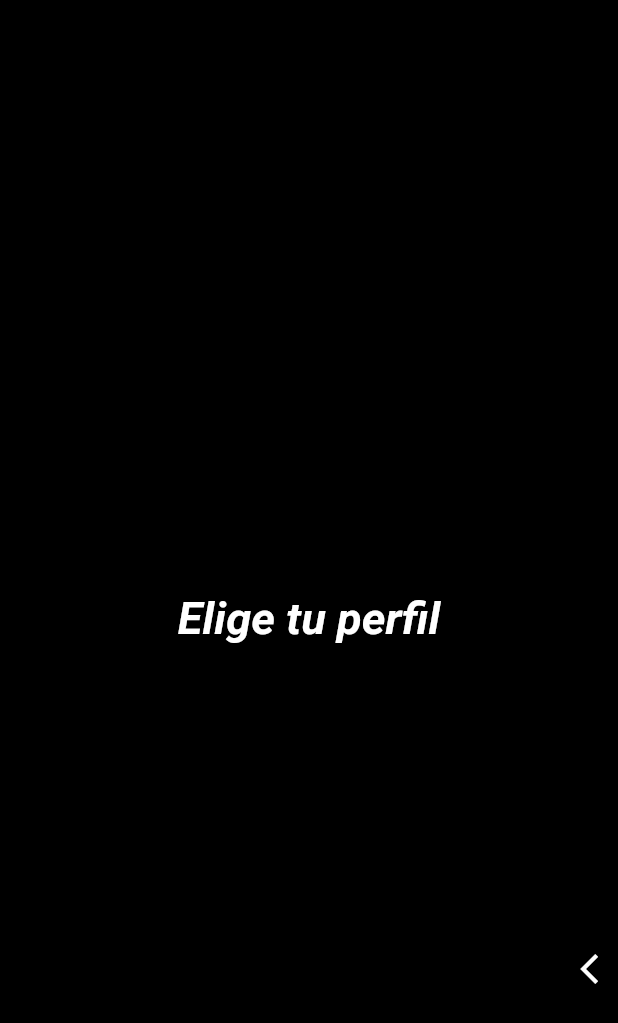
After one commit to Cunapesitos/yo-te-ayudo-front, a Flutter app: the ElegirPerfil screen opened directly, on a phone screen of 412 x 824 dp. The commit adds this screen. Shown: the top 1023 px of the screen. Run offline on Flutter 3.47's test engine with Material 2 defaults, Android fonts, the phone set to English and light mode, and no system bars; drawn by our look-alikes of getwidget, liquid_swipe; our stand-ins replace splashscreen; missing offline and left inert: circle_bottom_navigation, dart:ffi.

Commit message:
añadiendo los ultimos archivos

```diff
--- /dev/null
+++ b/lib/extras/liquidswipe.dart
@@ -0,0 +1,170 @@
+import 'package:flutter/material.dart';
+import 'package:getwidget/getwidget.dart';
+import 'package:yoteayudo/perfiles/estudiante/homeestudiante.dart';
+
+final estiloTexto = TextStyle(fontSize: 20, color: Colors.white);
+
+liquidPages(BuildContext context) {
+  final liquidPages = [
+    Container(
+      color: Colors.black,
+      child: Column(
+        mainAxisAlignment: MainAxisAlignment.spaceEvenly,
+        crossAxisAlignment: CrossAxisAlignment.start,
+        children: [
+          Padding(
+            padding: const EdgeInsets.symmetric(horizontal: 30.0),
+            child: Column(
+              crossAxisAlignment: CrossAxisAlignment.start,
+              children: <Widget>[
+                SizedBox(
+                  width: 500,
+                  height: 200,
+                  child: GFButton(
+                    elevation: 5,
+                    disabledColor: Colors.black,
+                    color: Colors.black,
+                    onPressed: () {
+
+                    },
+                    text: "Elige tu perfil",
+                    textStyle: TextStyle(
+                        fontSize: 30.0,
+                        fontWeight: FontWeight.bold,
+                        fontStyle: FontStyle.italic),
+                    fullWidthButton: true,
+                    shape: GFButtonShape.pills,
+                  ),
+                ),
+              ],
+            ),
+          )
+        ],
+      ),
+    ),
+    Container(
+      color: Colors.white,
+      child: Column(
+        mainAxisAlignment: MainAxisAlignment.spaceEvenly,
+        crossAxisAlignment: CrossAxisAlignment.start,
+        children: [
+          Padding(
+            padding: const EdgeInsets.symmetric(horizontal: 20.0),
+            child: Row(
+              mainAxisAlignment: MainAxisAlignment.center,
+              children: <Widget>[
+                Text(
+                  "Perfil de Estudiante",
+                  style: TextStyle(
+                      color: Colors.black,
+                      fontSize: 24.0,
+                      fontWeight: FontWeight.bold,
+                      fontStyle: FontStyle.italic),
+                ),
+              ],
+            ),
+          ),
+          Container(
+            alignment: Alignment.center,
+            child: Image.asset("assets/estudiantes.png", fit: BoxFit.cover),
+          ),
+          Padding(
+            padding: const EdgeInsets.symmetric(horizontal: 30.0),
+            child: Column(
+              crossAxisAlignment: CrossAxisAlignment.start,
+              children: <Widget>[
+                SizedBox(
+                  width: 500,
+                  height: 70,
+                  child: GFButton(
+                    elevation: 5,
+                    disabledColor: Colors.black,
+                    color: Colors.black,
+                    onPressed: () {
+                      Navigator.push(
+                        context,
+                        MaterialPageRoute(builder: (context) =>HomeEstudiante()),
+                      );
+                    },
+                    text: "Ingresar",
+                    textStyle: TextStyle(
+                      color:Colors.white,
+                        fontSize: 20.0,
+                        fontWeight: FontWeight.bold,
+                        fontStyle: FontStyle.italic),
+                    fullWidthButton: true,
+                    shape: GFButtonShape.pills,
+                  ),
+                ),
+              ],
+            ),
+          )
+        ],
+      ),
+    ),
+    Container(
+      color: Colors.black,
+      child: Column(
+        mainAxisAlignment: MainAxisAlignment.spaceEvenly,
+        crossAxisAlignment: CrossAxisAlignment.start,
+        children: [
+          Padding(
+            padding: const EdgeInsets.symmetric(horizontal: 20.0),
+            child: Row(
+              mainAxisAlignment: MainAxisAlignment.center,
+              children: <Widget>[
+                Text(
+                  "Perfil de Auxiliar",
+                  style: TextStyle(
+                      color: Colors.white,
+                      fontSize: 24.0,
+                      fontWeight: FontWeight.bold,
+                      fontStyle: FontStyle.italic),
+                ),
+              ],
+            ),
+          ),
+          Container(
+            alignment: Alignment.center,
+            child: Image.asset("assets/auxiliar.png", fit: BoxFit.cover),
+          ),
+          Padding(
+            padding: const EdgeInsets.symmetric(horizontal: 30.0),
+            child: Column(
+              crossAxisAlignment: CrossAxisAlignment.start,
+              children: <Widget>[
+                SizedBox(
+                  width: 500,
+                  height: 70,
+                  child: GFButton(
+                    elevation: 5,
+                    disabledColor: Colors.white,
+                    color: Colors.white,
+                    onPressed: () {
+                      Navigator.push(
+                        context,
+                        MaterialPageRoute(
+                          //este navigator es para la ruta//
+                          builder: (context) => null,
+                        ),
+                      );
+                    },
+                    text: "Ingresar",
+                    textStyle: TextStyle(
+                      color:Colors.black,
+                        fontSize: 20.0,
+                        fontWeight: FontWeight.bold,
+                        fontStyle: FontStyle.italic),
+                    fullWidthButton: true,
+                    shape: GFButtonShape.pills,
+                  ),
+                ),
+              ],
+            ),
+          )
+        ],
+      ),
+    )
+  ];
+  return liquidPages;
+}
--- /dev/null
+++ b/lib/perfiles/elegirperfil.dart
@@ -0,0 +1,37 @@
+import 'package:flutter/material.dart';
+import 'package:liquid_swipe/liquid_swipe.dart';
+import 'package:yoteayudo/extras/liquidswipe.dart';
+
+ class ElegirPerfil extends StatefulWidget {
+   @override
+   _ElegirPerfilState createState() => _ElegirPerfilState();
+ }
+
+ class _ElegirPerfilState extends State<ElegirPerfil> {
+   @override
+   Widget build(BuildContext context) {
+     return Scaffold(
+       body: SafeArea(
+         child: LiquidSwipe(
+           pages: liquidPages(context),
+           fullTransitionValue: 300,
+           slideIconWidget: Icon(Icons.arrow_back_ios,color:Colors.white),
+           enableLoop: true,
+           enableSlideIcon: true,
+           positionSlideIcon: 0.8,
+           waveType: WaveType.circularReveal,
+           onPageChangeCallback: (page)=> pageChangeCallback(page),
+           currentUpdateTypeCallback: (updateType)=>updateTypeCallback(updateType),
+         ),
+       ),
+     );
+   }
+   pageChangeCallback(int page) {
+    print(page);
+  }
+
+  updateTypeCallback(UpdateType updateType){
+    print(updateType);
+
+  }
+ }
--- a/lib/perfiles/pages/inicio.dart
+++ b/lib/perfiles/pages/inicio.dart
@@ -12,7 +12,7 @@ class _InicioEstudianteState extends State<InicioEstudiante> {
   @override
   Widget build(BuildContext context) {
     return Scaffold(
-      appBar: AppBar(title: Text("Inicio"), backgroundColor: Colors.green),
+      appBar: AppBar(title: Text("Inicio"), backgroundColor: Colors.black),
       body: Container(
         child: Center(
           child: ListView(
--- a/lib/perfiles/pages/misclases.dart
+++ b/lib/perfiles/pages/misclases.dart
@@ -14,7 +14,7 @@ class _MisClasesState extends State<MisClases> {
       appBar: AppBar(
 
         title: Text("Mis clases"),
-       backgroundColor:Colors.green
+       backgroundColor:Colors.black
       ),
        body: Container(
          child: Center(
--- a/lib/sesions/loginviews/login.dart
+++ b/lib/sesions/loginviews/login.dart
@@ -1,5 +1,6 @@
 import 'package:flutter/material.dart';
 import 'package:getwidget/getwidget.dart';
+import 'package:yoteayudo/perfiles/elegirperfil.dart';
 
 import '../inputsesion.dart';
 
@@ -75,8 +76,8 @@ class _LoginViewState extends State<LoginView> {
         onPressed: () {
           Navigator.push(
             context,
-            MaterialPageRoute(builder: (context) => null //ElegirPerfil()),
-          ));
+            MaterialPageRoute(builder: (context) => ElegirPerfil()),
+          );
         },
         color: Colors.black,
         disabledColor: Colors.black,
```
Also changed, not shown: lib/perfiles/pages/ajustes.dart (+74 -0 lines), lib/perfiles/pages/miperfil.dart (+93 -0 lines), lib/solicitudclase/solicitudclase.dart (+66 -0 lines).
